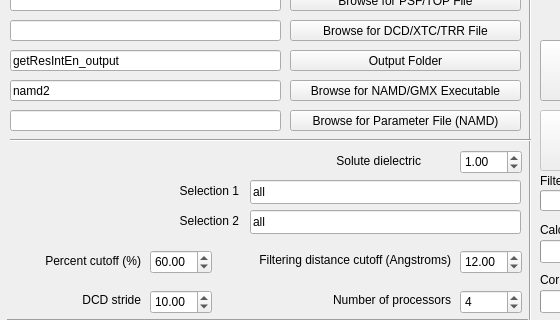
osercinoglu/grinn, file getresinten/getResIntEnGUI.ui: the form before one commit; both pictures show x 0 to 560 and y 90 to 410 of the 801 by 500 pixel window.
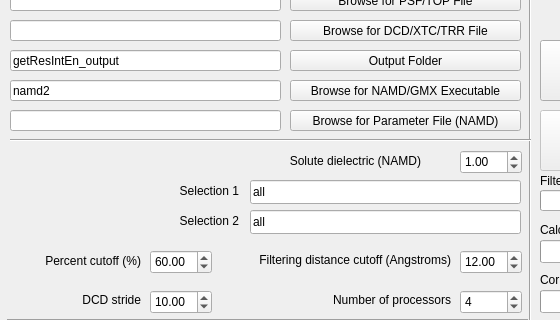
The form after the commit. Icons and pictures are not drawn.

What changed in the file:
```diff
--- a/getresinten/getResIntEnGUI.ui
+++ b/getresinten/getResIntEnGUI.ui
@@ -645,7 +645,7 @@
      </rect>
     </property>
     <property name="text">
-     <string>Solute dielectric</string>
+     <string>Solute dielectric (NAMD)</string>
     </property>
     <property name="alignment">
      <set>Qt::AlignRight|Qt::AlignTrailing|Qt::AlignVCenter</set>
```
Left out of the diff: 60 changed lines with no effect on the pictures.
